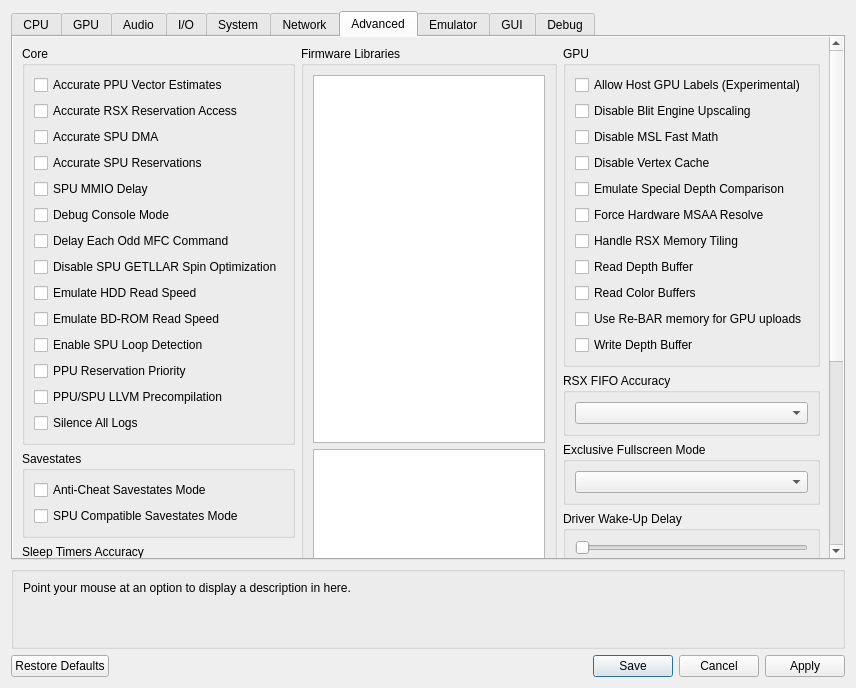
Qt form rpcs3/rpcs3qt/settings_dialog.ui (hsakaminusone/rpcs3) before a commit.
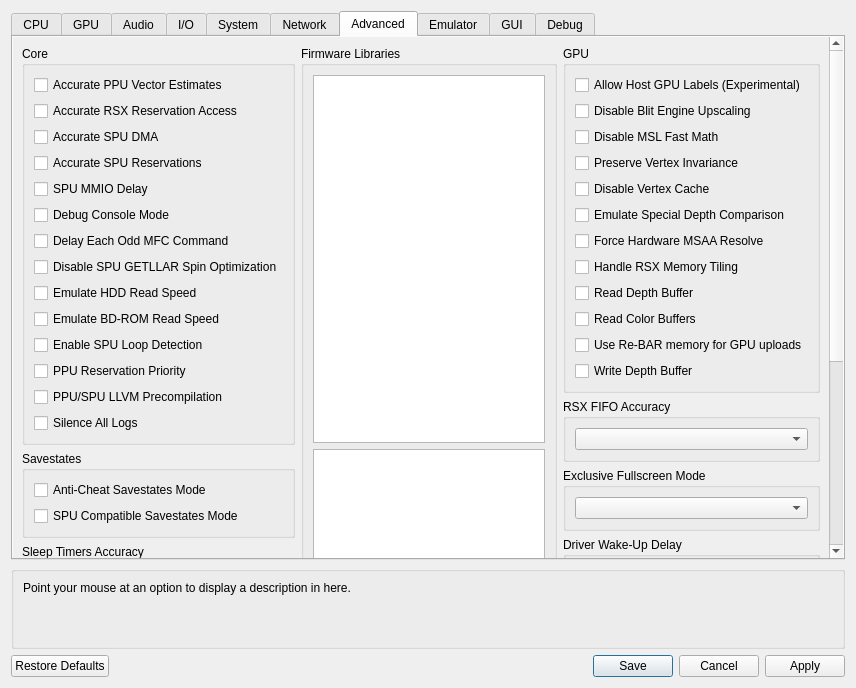
The same form after that commit. The open tabs and pages were chosen to show the change. Icons and pictures are not drawn. Custom widgets are drawn as their Qt base class.

Commit message:
RSX/Metal: land MSAA mosaic, non-blocking interpreter and format cleanup
Completes T3 (resolve/unresolve kernels, sample-mosaic surfaces, present averaging, texture-cache sample scaling); C17/C26 (try_get, no run_link_sync or link mutex, boot prebuild); C14 (shared code_generation_key for archive and shader cache); C5 (metal_invariance setting); O1 (blit/fill pipeline prebuild); C18 alpha-kill support. Normalizes clang-format on all lines added on top of upstream.

Patch:
```diff
--- a/rpcs3/rpcs3qt/settings_dialog.ui
+++ b/rpcs3/rpcs3qt/settings_dialog.ui
@@ -2926,6 +2926,13 @@
                     </property>
                    </widget>
                   </item>
+                  <item>
+                   <widget class="QCheckBox" name="metalInvariance">
+                    <property name="text">
+                     <string>Preserve Vertex Invariance</string>
+                    </property>
+                   </widget>
+                  </item>
                   <item>
                    <widget class="QCheckBox" name="disableVertexCache">
                     <property name="text">
```
The commit also changes 33 other files.
